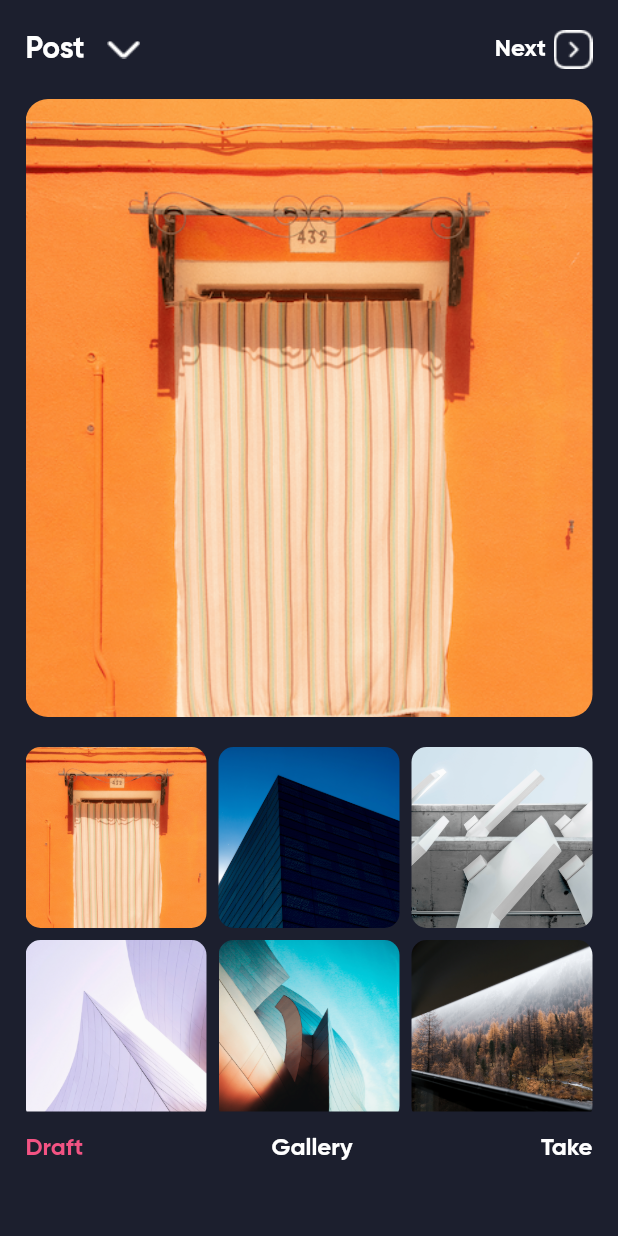
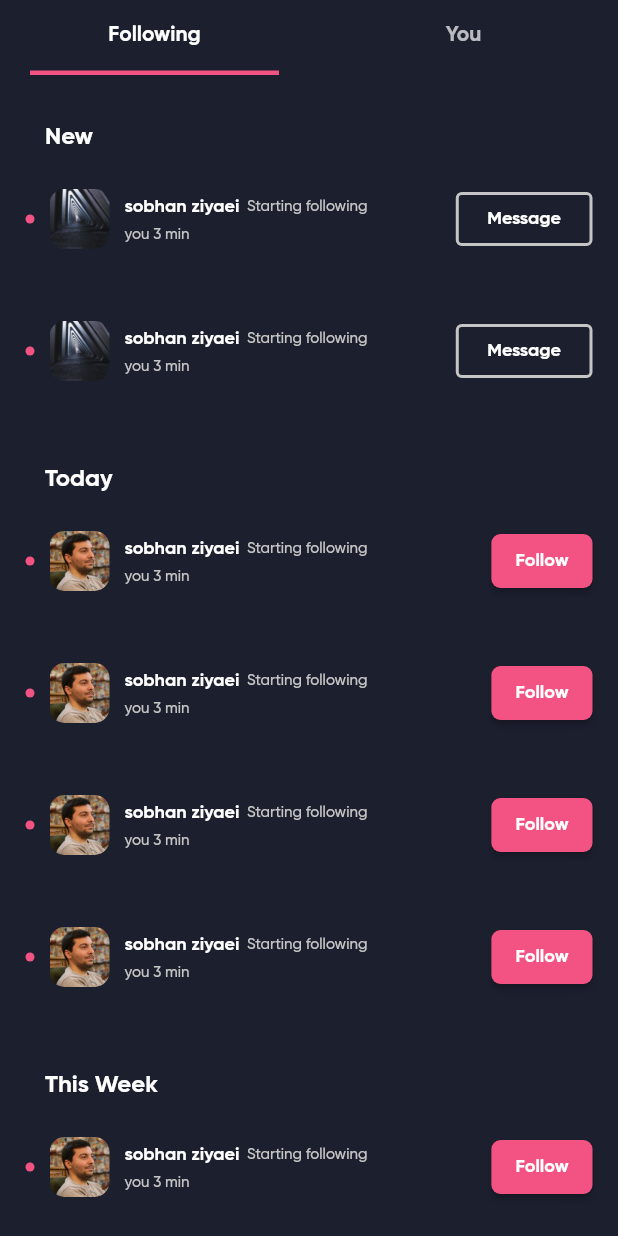
Before and after one commit to Sobhan-Ziyaei/instagram_ui_app, a Flutter app: the LoginScreen screen opened directly, after a tap on "sign in", on a phone screen of 412 x 824 dp. Run offline on Flutter 3.47's test engine with Material 2 defaults, Android fonts, the phone set to English and light mode, and no system bars; our stand-ins replace dotted_border, flutter_spinkit.

Commit message:
create Activity Screen

```diff
--- /dev/null
+++ b/lib/models/enums/activity_status.dart
@@ -0,0 +1,5 @@
+enum ActivityStatus{
+  following ,
+  likes,
+  followBack,
+}
--- /dev/null
+++ b/lib/ui/screens/activity_screen.dart
@@ -0,0 +1,367 @@
+import 'package:flutter/material.dart';
+import 'package:instagram_ui_app/data/constants/custom_color.dart';
+import 'package:instagram_ui_app/models/enums/activity_status.dart';
+
+class ActivityScreen extends StatefulWidget {
+  const ActivityScreen({Key? key}) : super(key: key);
+
+  @override
+  State<ActivityScreen> createState() => _ActivityScreenState();
+}
+
+class _ActivityScreenState extends State<ActivityScreen>
+    with SingleTickerProviderStateMixin {
+  TabController? _tabController;
+  @override
+  void initState() {
+    super.initState();
+    _tabController = TabController(length: 2, vsync: this);
+  }
+
+  @override
+  Widget build(BuildContext context) {
+    return Scaffold(
+      backgroundColor: CustomColor.black,
+      body: SafeArea(
+        child: Column(
+          children: [
+            Container(
+              color: CustomColor.black,
+              height: 50,
+              child: TabBar(
+                controller: _tabController,
+                labelStyle: const TextStyle(fontSize: 14, fontFamily: 'GB'),
+                indicatorColor: CustomColor.pink,
+                indicatorWeight: 3,
+                indicatorPadding: const EdgeInsets.symmetric(horizontal: 20),
+                tabs: const [
+                  Tab(
+                    text: 'Following',
+                  ),
+                  Tab(
+                    text: 'You',
+                  ),
+                ],
+              ),
+            ),
+            Expanded(
+              child: TabBarView(
+                controller: _tabController,
+                children: [
+                  CustomScrollView(
+                    slivers: [
+                      const SliverPadding(
+                        padding: EdgeInsets.only(left: 30, top: 32),
+                        sliver: SliverToBoxAdapter(
+                          child: Text(
+                            'New',
+                            style: TextStyle(
+                                color: CustomColor.white,
+                                fontSize: 16,
+                                fontFamily: 'GB'),
+                          ),
+                        ),
+                      ),
+                      SliverList(
+                        delegate: SliverChildBuilderDelegate(
+                          (context, index) {
+                            return _getRow();
+                          },
+                          childCount: 2,
+                        ),
+                      ),
+                      const SliverPadding(
+                        padding: EdgeInsets.only(left: 30, top: 32),
+                        sliver: SliverToBoxAdapter(
+                          child: Text(
+                            'Today',
+                            style: TextStyle(
+                                color: CustomColor.white,
+                                fontSize: 16,
+                                fontFamily: 'GB'),
+                          ),
+                        ),
+                      ),
+                      SliverList(
+                        delegate: SliverChildBuilderDelegate(
+                          (context, index) {
+                            return _getRowYou();
+                          },
+                          childCount: 4,
+                        ),
+                      ),
+                      const SliverPadding(
+                        padding: EdgeInsets.only(left: 30, top: 32),
+                        sliver: SliverToBoxAdapter(
+                          child: Text(
+                            'This Week',
+                            style: TextStyle(
+                                color: CustomColor.white,
+                                fontSize: 16,
+                                fontFamily: 'GB'),
+                          ),
+                        ),
+                      ),
+                      SliverList(
+                        delegate: SliverChildBuilderDelegate(
+                          (context, index) {
+                            return _getRowYou();
+                          },
+                          childCount: 4,
+                        ),
+                      ),
+                    ],
+                  ),
+                  CustomScrollView(
+                    slivers: [
+                      const SliverPadding(
+                        padding: EdgeInsets.only(left: 30, top: 32),
+                        sliver: SliverToBoxAdapter(
+                          child: Text(
+                            'New',
+                            style: TextStyle(
+                                color: CustomColor.white,
+                                fontSize: 16,
+                                fontFamily: 'GB'),
+                          ),
+                        ),
+                      ),
+                      SliverList(
+                        delegate: SliverChildBuilderDelegate(
+                          (context, index) {
+                            return _getRowYou();
+                          },
+                          childCount: 2,
+                        ),
+                      ),
+                      const SliverPadding(
+                        padding: EdgeInsets.only(left: 30, top: 32),
+                        sliver: SliverToBoxAdapter(
+                          child: Text(
+                            'Today',
+                            style: TextStyle(
+                                color: CustomColor.white,
+                                fontSize: 16,
+                                fontFamily: 'GB'),
+                          ),
+                        ),
+                      ),
+                      SliverList(
+                        delegate: SliverChildBuilderDelegate(
+                          (context, index) {
+                            return _getRow();
+                          },
+                          childCount: 4,
+                        ),
+                      ),
+                    ],
+                  ),
+                ],
+              ),
+            ),
+          ],
+        ),
+      ),
+    );
+  }
+
+  Widget _getRow() {
+    return Padding(
+      padding: const EdgeInsets.symmetric(horizontal: 17, vertical: 20),
+      child: Row(
+        children: [
+          Container(
+            width: 6,
+            height: 6,
+            decoration: const BoxDecoration(
+              shape: BoxShape.circle,
+              color: CustomColor.pink,
+            ),
+          ),
+          const SizedBox(
+            width: 10,
+          ),
+          SizedBox(
+            width: 40,
+            height: 40,
+            child: ClipRRect(
+              borderRadius: const BorderRadius.all(
+                Radius.circular(10),
+              ),
+              child: FittedBox(
+                fit: BoxFit.cover,
+                child: Image.asset('assets/images/item8.png'),
+              ),
+            ),
+          ),
+          const SizedBox(
+            width: 10,
+          ),
+          const Column(
+            crossAxisAlignment: CrossAxisAlignment.start,
+            children: [
+              Row(
+                children: [
+                  Text(
+                    'sobhan ziyaei',
+                    style: TextStyle(
+                        color: CustomColor.white,
+                        fontFamily: 'GB',
+                        fontSize: 12),
+                  ),
+                  SizedBox(
+                    width: 5,
+                  ),
+                  Text(
+                    'Starting following',
+                    style: TextStyle(
+                        fontFamily: 'GM',
+                        color: CustomColor.grey,
+                        fontSize: 10),
+                  ),
+                ],
+              ),
+              SizedBox(
+                height: 5,
+              ),
+              Text(
+                'you 3 min',
+                style: TextStyle(
+                    color: CustomColor.grey, fontFamily: 'GM', fontSize: 10),
+              ),
+            ],
+          ),
+          const Spacer(),
+          _getContentWithStatus(ActivityStatus.following),
+        ],
+      ),
+    );
+  }
+
+  Widget _getRowYou() {
+    return Padding(
+      padding: const EdgeInsets.symmetric(horizontal: 17, vertical: 20),
+      child: Row(
+        children: [
+          Container(
+            width: 6,
+            height: 6,
+            decoration: const BoxDecoration(
+              shape: BoxShape.circle,
+              color: CustomColor.pink,
+            ),
+          ),
+          const SizedBox(
+            width: 10,
+          ),
+          SizedBox(
+            width: 40,
+            height: 40,
+            child: ClipRRect(
+              borderRadius: const BorderRadius.all(
+                Radius.circular(10),
+              ),
+              child: FittedBox(
+                fit: BoxFit.cover,
+                child: Image.asset('assets/images/profile.jpg'),
+              ),
+            ),
+          ),
+          const SizedBox(
+            width: 10,
+          ),
+          const Column(
+            crossAxisAlignment: CrossAxisAlignment.start,
+            children: [
+              Row(
+                children: [
+                  Text(
+                    'sobhan ziyaei',
+                    style: TextStyle(
+                        color: CustomColor.white,
+                        fontFamily: 'GB',
+                        fontSize: 12),
+                  ),
+                  SizedBox(
+                    width: 5,
+                  ),
+                  Text(
+                    'Starting following',
+                    style: TextStyle(
+                        fontFamily: 'GM',
+                        color: CustomColor.grey,
+                        fontSize: 10),
+                  ),
+                ],
+              ),
+              SizedBox(
+                height: 5,
+              ),
+              Text(
+                'you 3 min',
+                style: TextStyle(
+                    color: CustomColor.grey, fontFamily: 'GM', fontSize: 10),
+              ),
+            ],
+          ),
+          const Spacer(),
+          _getContentWithStatus(ActivityStatus.followBack),
+        ],
+      ),
+    );
+  }
+
+  Widget _getContentWithStatus(ActivityStatus status) {
+    switch (status) {
+      case ActivityStatus.likes:
+        return SizedBox(
+          width: 40,
+          height: 40,
+          child: ClipRRect(
+            borderRadius: const BorderRadius.all(
+              Radius.circular(10),
+            ),
+            child: FittedBox(
+              fit: BoxFit.cover,
+              child: Image.asset('assets/images/item5.png'),
+            ),
+          ),
+        );
+      case ActivityStatus.following:
+        return OutlinedButton(
+          style: ButtonStyle(
+            side: MaterialStateProperty.all(
+              const BorderSide(width: 2.0, color: CustomColor.grey),
+            ),
+          ),
+          onPressed: () {},
+          child: const Padding(
+            padding: EdgeInsets.symmetric(horizontal: 5, vertical: 10),
+            child: Text(
+              'Message',
+              style: TextStyle(
+                  color: CustomColor.white, fontFamily: 'GB', fontSize: 12),
+            ),
+          ),
+        );
+      case ActivityStatus.followBack:
+        return ElevatedButton(
+          style: ButtonStyle(
+            shape: MaterialStateProperty.all(
+              const RoundedRectangleBorder(
+                borderRadius: BorderRadius.all(
+                  Radius.circular(6),
+                ),
+              ),
+            ),
+          ),
+          onPressed: () {},
+          child: const Text(
+            'Follow',
+            style: TextStyle(
+                color: CustomColor.white, fontFamily: 'GB', fontSize: 12),
+          ),
+        );
+    }
+  }
+}
--- a/lib/ui/screens/login_screen.dart
+++ b/lib/ui/screens/login_screen.dart
@@ -1,5 +1,6 @@
 import 'package:flutter/material.dart';
 import 'package:instagram_ui_app/data/constants/custom_color.dart';
+import 'package:instagram_ui_app/ui/screens/activity_screen.dart';
 import 'package:instagram_ui_app/ui/screens/add_post_screen.dart';
 import 'package:instagram_ui_app/ui/screens/home_screen.dart';
 import 'package:instagram_ui_app/ui/screens/search_screen.dart';
@@ -169,7 +170,7 @@ class _LoginScreenState extends State<LoginScreen> {
                       Navigator.push(
                         context,
                         MaterialPageRoute(
-                          builder: (context) => const AddPostScreen(),
+                          builder: (context) => const ActivityScreen(),
                         ),
                       );
                     },
```
